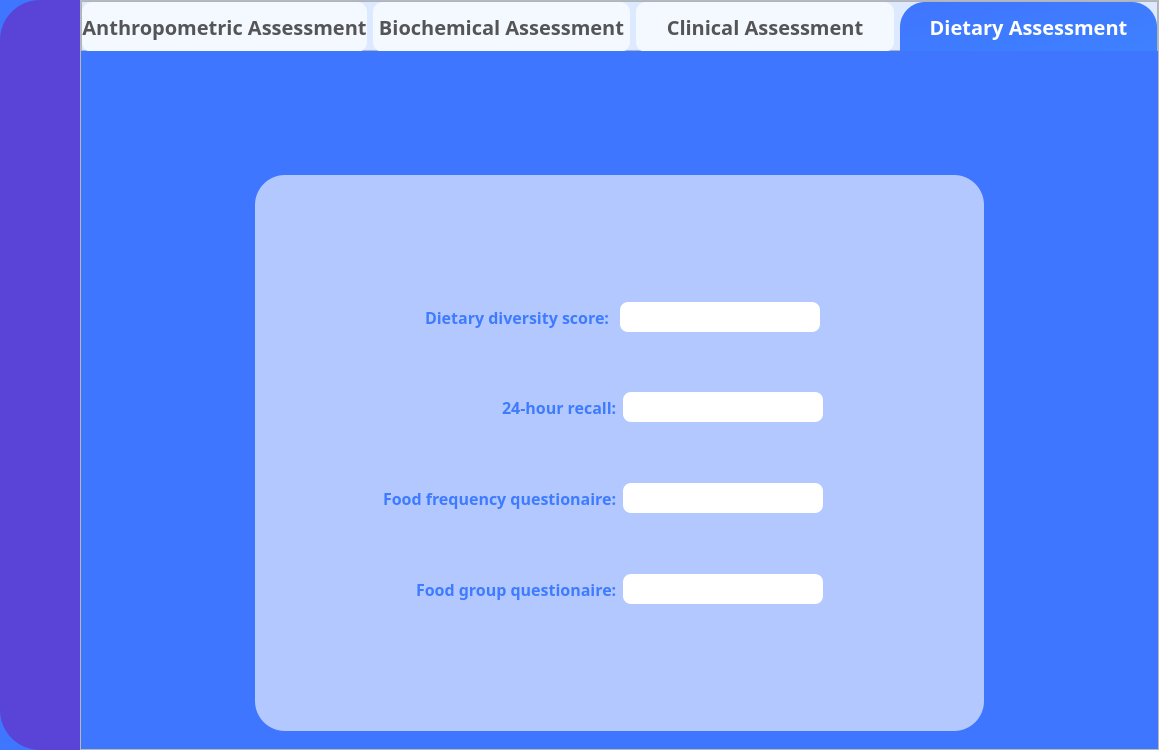
Above: ui/Dietary_Assessment.ui from ghostmander/Healthcare-Project before the change. Below: the same form after it.
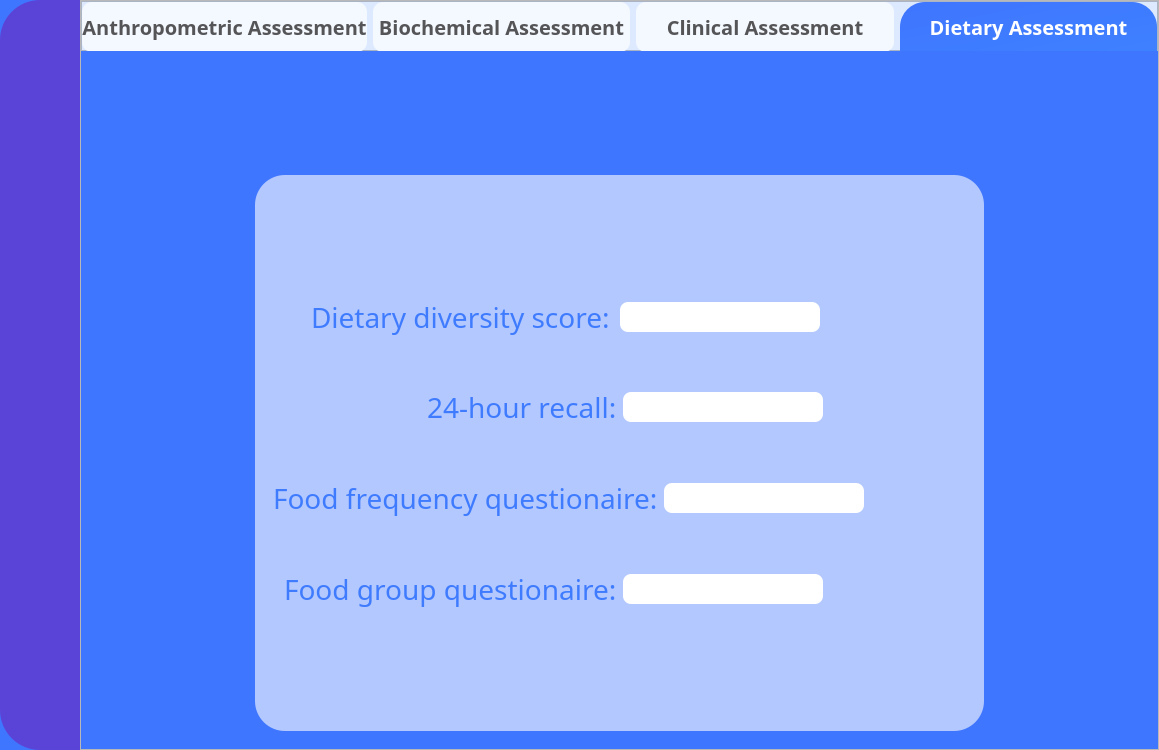
That is the form after the change. Icons and pictures are not drawn.

The edit to the form file:
```diff
--- a/ui/Dietary_Assessment.ui
+++ b/ui/Dietary_Assessment.ui
@@ -566,9 +566,9 @@
                      </property>
                      <property name="font">
                       <font>
-                       <family>Bahnschrift SemiBold</family>
-                       <pointsize>12</pointsize>
-                       <bold>true</bold>
+                       <family>Bahnschrift Condensed</family>
+                       <pointsize>21</pointsize>
+                       <bold>false</bold>
                       </font>
                      </property>
                      <property name="styleSheet">
@@ -623,9 +623,9 @@
                      </property>
                      <property name="font">
                       <font>
-                       <family>Bahnschrift SemiBold</family>
-                       <pointsize>12</pointsize>
-                       <bold>true</bold>
+                       <family>Bahnschrift Condensed</family>
+                       <pointsize>21</pointsize>
+                       <bold>false</bold>
                       </font>
                      </property>
                      <property name="styleSheet">
@@ -680,9 +680,9 @@
                      </property>
                      <property name="font">
                       <font>
-                       <family>Bahnschrift SemiBold</family>
-                       <pointsize>12</pointsize>
-                       <bold>true</bold>
+                       <family>Bahnschrift Condensed</family>
+                       <pointsize>21</pointsize>
+                       <bold>false</bold>
                       </font>
                      </property>
                      <property name="styleSheet">
@@ -737,9 +737,9 @@
                      </property>
                      <property name="font">
                       <font>
-                       <family>Bahnschrift SemiBold</family>
-                       <pointsize>12</pointsize>
-                       <bold>true</bold>
+                       <family>Bahnschrift Condensed</family>
+                       <pointsize>21</pointsize>
+                       <bold>false</bold>
                       </font>
                      </property>
                      <property name="styleSheet">
```
